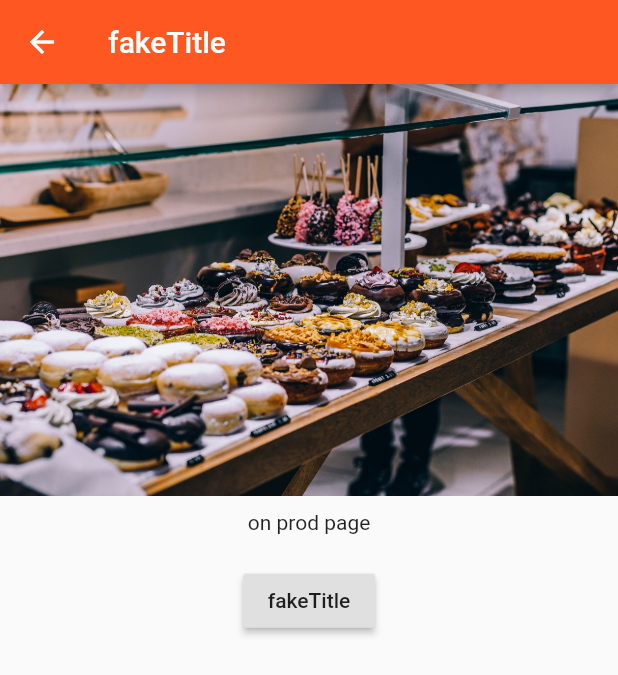
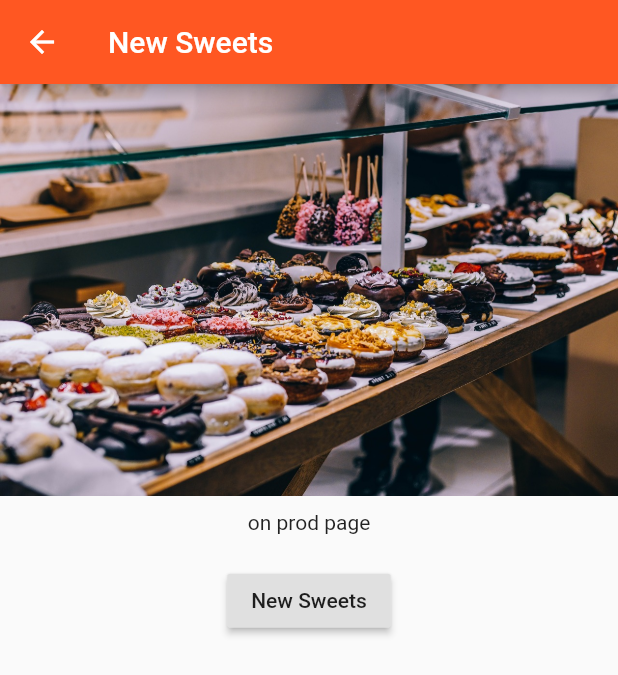
Before and after one commit to weicht/flutter_course, a Flutter app: the screen it shows after launch, after a tap on "Add Product", after a tap on "Details", on a phone screen of 412 x 824 dp. Shown: the top 675 px of the screen. Run offline on Flutter 3.47's test engine with Material 2 defaults, Android fonts, the phone set to English and light mode, and no system bars.

Commit message:
added Map.

```diff
--- a/lib/product_control.dart
+++ b/lib/product_control.dart
@@ -10,7 +10,7 @@ class ProductControl extends StatelessWidget {
     return RaisedButton(
       color: Theme.of(context).primaryColor,
       onPressed: () {
-        addProduct('Sweets');
+        addProduct({"title": "New Sweets", "image": "assets/food.jpg"});
       },
       child: Text('Add Product'),
     );
--- a/lib/product_manager.dart
+++ b/lib/product_manager.dart
@@ -4,7 +4,7 @@ import './products.dart';
 import './product_control.dart';
 
 class ProductManager extends StatefulWidget {
-  final String startingProduct;
+  final Map<String, String> startingProduct;
 
   ProductManager({this.startingProduct}) {
     print('[ProductManager Widget] Constructor');
@@ -18,7 +18,7 @@ class ProductManager extends StatefulWidget {
 }
 
 class _ProductManagerState extends State<ProductManager> {
-  List<String> _products = [];
+  List<Map<String, String>> _products = [];
 
   @override
   void initState() {
@@ -34,7 +34,7 @@ class _ProductManagerState extends State<ProductManager> {
     super.didUpdateWidget(oldWidget);
   }
 
-  void _addProduct(String product) {
+  void _addProduct(Map<String, String> product) {
     setState(() {
       _products.add(product);
     });
--- a/lib/products.dart
+++ b/lib/products.dart
@@ -5,7 +5,7 @@ import './pages/product.dart';
 class Products extends StatelessWidget {
   //final only means we won't "change" products but we can
   // replace it and build will be called again
-  final List<String> products;
+  final List<Map<String, String>> products;
 
   Products([this.products = const []]) {
     print('[Products Widget] Constructor');
@@ -16,7 +16,7 @@ class Products extends StatelessWidget {
         child: Column(
       children: <Widget>[
         Image.asset('assets/food.jpg'),
-        Text(products[index]),
+        Text(products[index]['title']),
         ButtonBar(
             alignment: MainAxisAlignment.center,
             children: <Widget>[FlatButton(
@@ -24,7 +24,8 @@ class Products extends StatelessWidget {
               onPressed: () => Navigator.push(
                   context,
                   MaterialPageRoute(
-                      builder: (BuildContext context) => ProductPage('fakeTitle', 'assets/food.jpg')
+                      builder: (BuildContext context) => ProductPage(
+                          products[index]['title'], products[index]['image'])
                   )
               ),
             )
```
